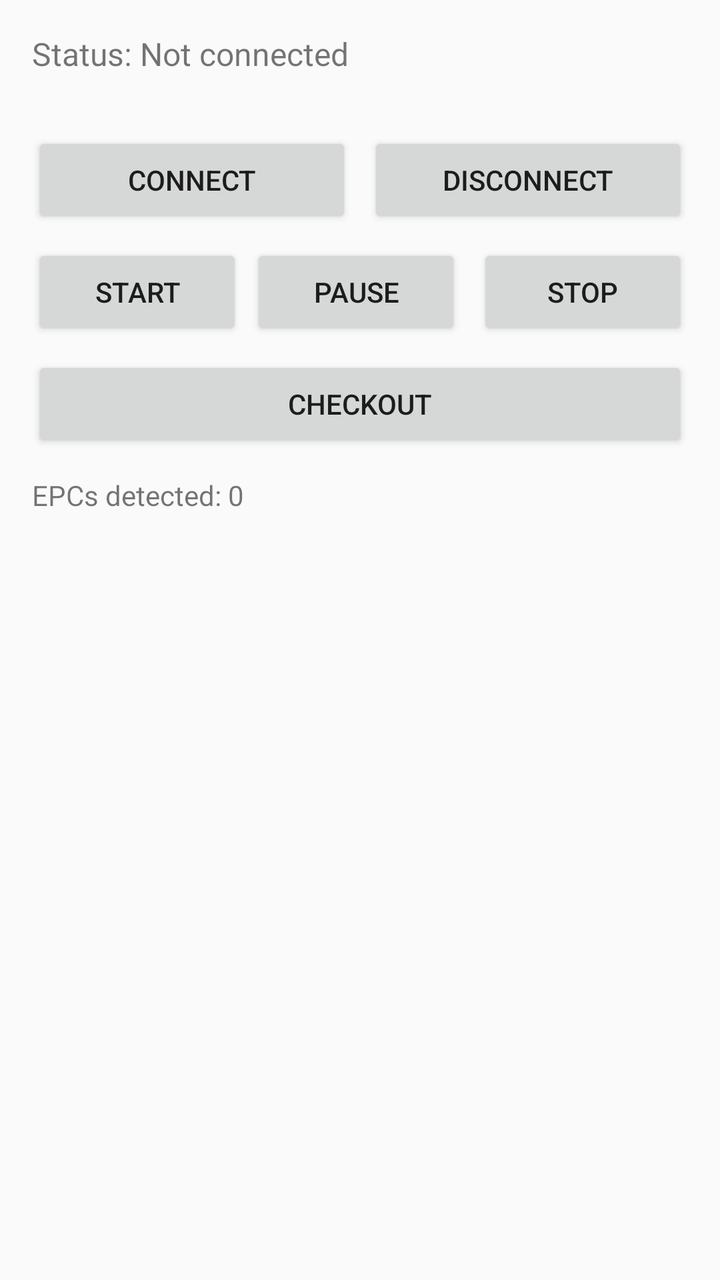
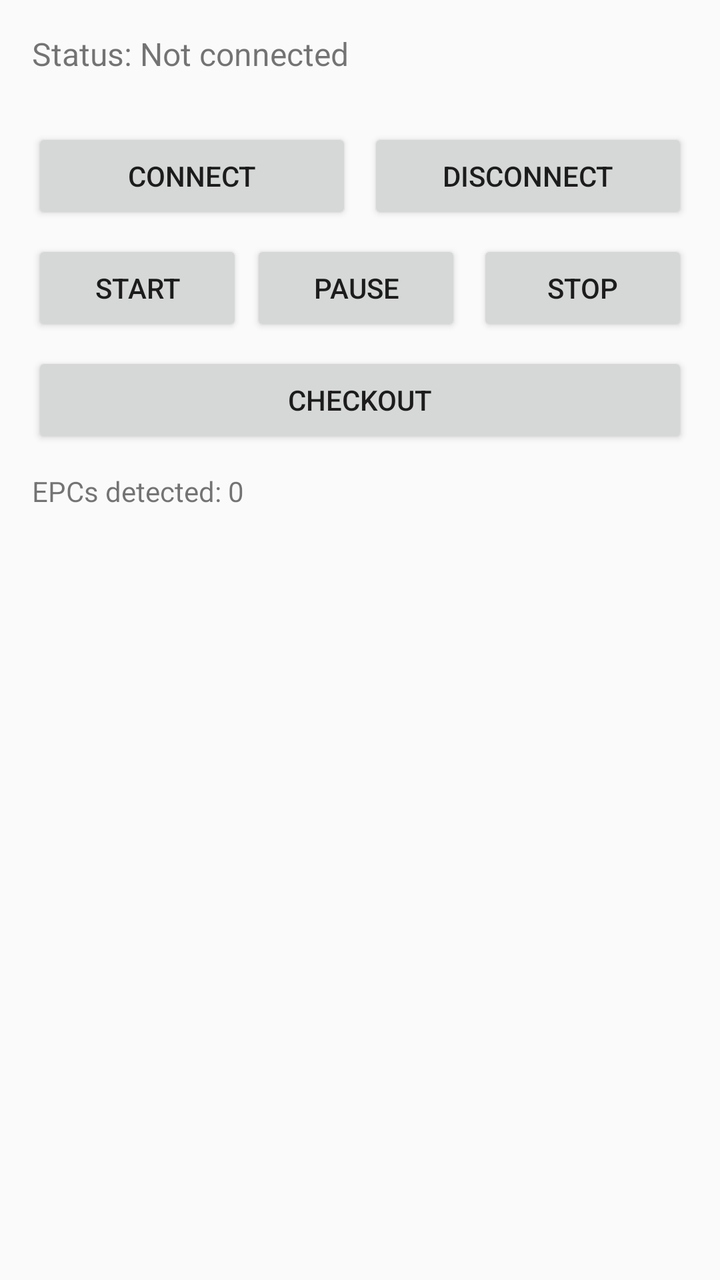

The first picture is an Android layout as it rendered before a commit; the second is the same layout after the commit. The layout source and the unified diff follow.
<!-- AndroidManifest.xml: application theme Theme.AppCompat.Light.DarkActionBar -->
<!-- res/layout/activity_main.xml -->
<?xml version="1.0" encoding="utf-8"?>
<LinearLayout xmlns:android="http://schemas.android.com/apk/res/android"
    android:layout_width="match_parent"
    android:layout_height="match_parent"
    android:orientation="vertical"
    android:padding="16dp">

    <TextView
        android:id="@+id/tvStatus"
        android:layout_width="match_parent"
        android:layout_height="wrap_content"
        android:text="Status: Not connected"
        android:textSize="16sp"
        android:paddingBottom="4dp" />

    <TextView
        android:id="@+id/tvDeviceInfo"
        android:layout_width="match_parent"
        android:layout_height="wrap_content"
        android:text=""
        android:textSize="12sp"
        android:textColor="#666666"
        android:paddingBottom="8dp" />

    <LinearLayout
        android:layout_width="match_parent"
        android:layout_height="wrap_content"
        android:orientation="horizontal">

        <Button
            android:id="@+id/btnConnect"
            android:layout_width="0dp"
            android:layout_height="wrap_content"
            android:layout_weight="1"
            android:text="Connect"
            android:layout_marginEnd="4dp" />

        <Button
            android:id="@+id/btnDisconnect"
            android:layout_width="0dp"
            android:layout_height="wrap_content"
            android:layout_weight="1"
            android:text="Disconnect"
            android:layout_marginStart="4dp" />
    </LinearLayout>

    <LinearLayout
        android:layout_width="match_parent"
        android:layout_height="wrap_content"
        android:orientation="horizontal"
        android:layout_marginTop="8dp">

        <Button
            android:id="@+id/btnStartScan"
            android:layout_width="0dp"
            android:layout_height="wrap_content"
            android:layout_weight="1"
            android:text="Start"
            android:layout_marginEnd="4dp" />

        <Button
            android:id="@+id/btnPause"
            android:layout_width="0dp"
            android:layout_height="wrap_content"
            android:layout_weight="1"
            android:text="Pause"
            android:layout_marginEnd="4dp" />

        <Button
            android:id="@+id/btnStop"
            android:layout_width="0dp"
            android:layout_height="wrap_content"
            android:layout_weight="1"
            android:text="Stop"
            android:layout_marginStart="4dp" />
    </LinearLayout>

    <Button
        android:id="@+id/btnCheckout"
        android:layout_width="match_parent"
        android:layout_height="wrap_content"
        android:text="Checkout"
        android:layout_marginTop="8dp" />

    <TextView
        android:id="@+id/tvEpcCount"
        android:layout_width="match_parent"
        android:layout_height="wrap_content"
        android:text="EPCs detected: 0"
        android:textSize="14sp"
        android:paddingTop="12dp"
        android:paddingBottom="4dp" />

    <ScrollView
        android:layout_width="match_parent"
        android:layout_height="0dp"
        android:layout_weight="1">

        <TextView
            android:id="@+id/tvEpcList"
            android:layout_width="match_parent"
            android:layout_height="wrap_content"
            android:fontFamily="monospace"
            android:textSize="12sp" />
    </ScrollView>

</LinearLayout>
<!-- resources referenced by this layout -->
<resources>

</resources>

<!-- the commit's change to res/layout/activity_main.xml (unified diff, before → after) -->
@@ -11,7 +11,15 @@
         android:layout_height="wrap_content"
         android:text="Status: Not connected"
         android:textSize="16sp"
-        android:paddingBottom="4dp" />
+        android:paddingBottom="2dp" />
+
+    <TextView
+        android:id="@+id/tvModuleTemp"
+        android:layout_width="match_parent"
+        android:layout_height="wrap_content"
+        android:textSize="14sp"
+        android:paddingBottom="2dp"
+        android:visibility="gone" />
 
     <TextView
         android:id="@+id/tvDeviceInfo"
